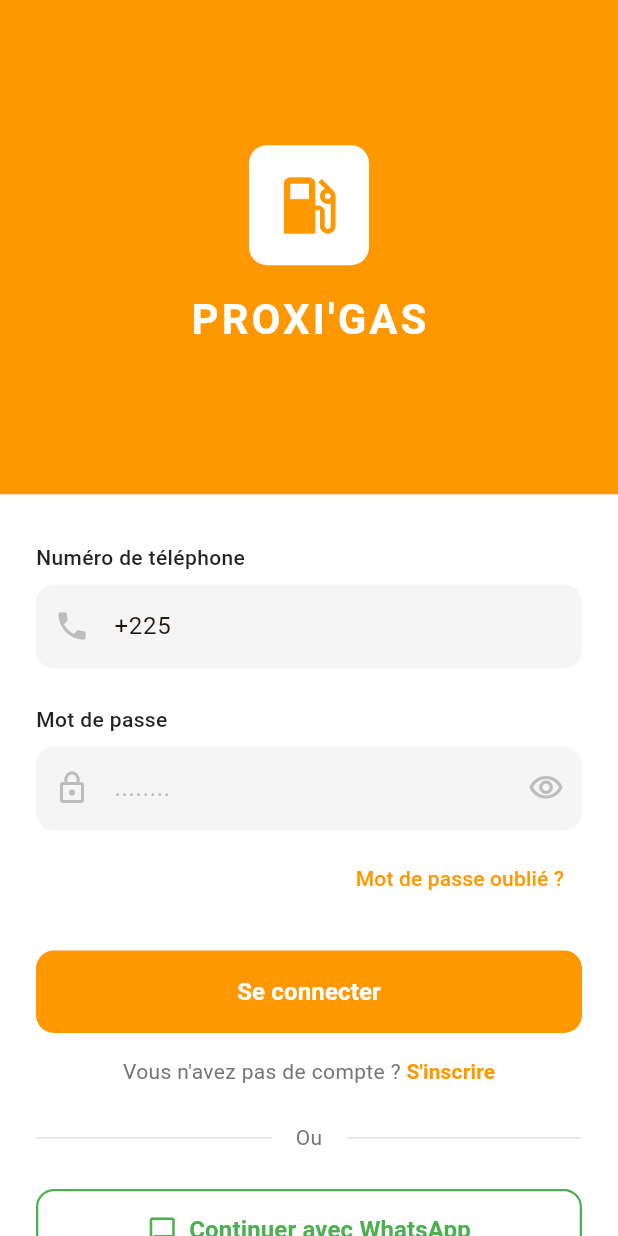
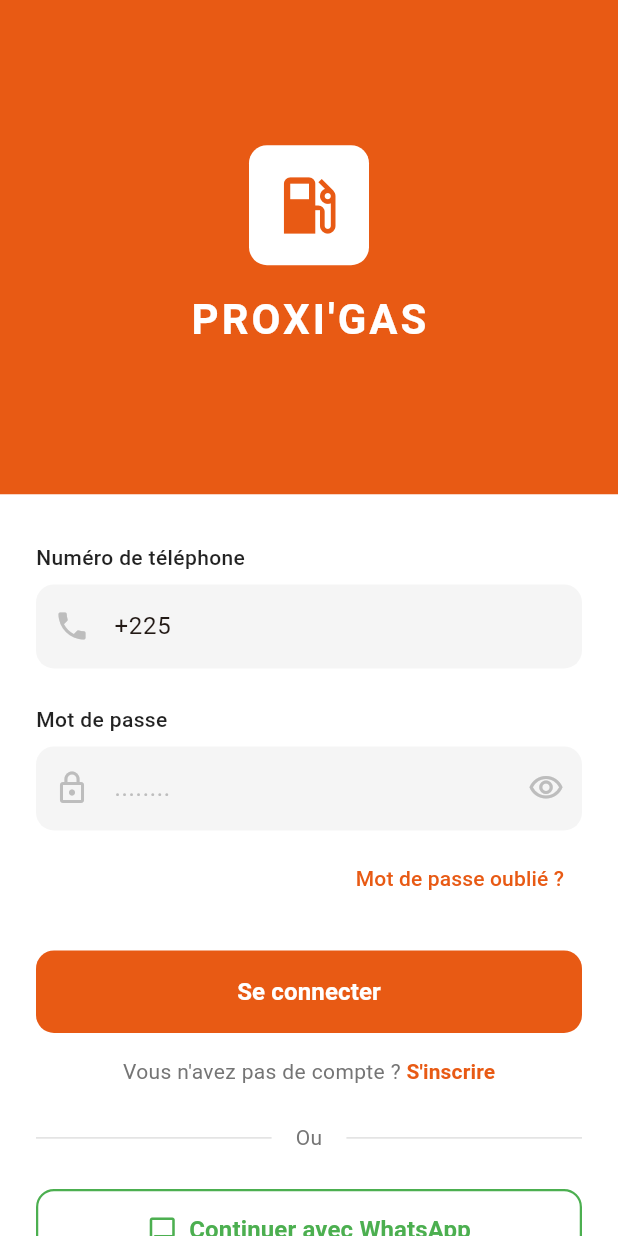
Before and after one commit to Grace27-Y/Proxigaz, a Flutter app: the screen it shows after launch, on a phone screen of 412 x 824 dp. Run offline on Flutter 3.47's test engine with Material 3 defaults, Android fonts, the phone set to English and light mode, and no system bars.

Commit message:
Initial commit

```diff
--- a/lib/auth_page.dart
+++ b/lib/auth_page.dart
@@ -213,7 +213,7 @@
               child: Container(
                 width: double.infinity,
                 decoration: BoxDecoration(
-                  color: Colors.orange,
+                  color: const Color.fromARGB(255, 232, 90, 20),
                   // Optionnel: Ajouter une image de fond si vous en avez une
                   // image: DecorationImage(
                   //   image: AssetImage('assets/images/background.jpg'),
@@ -226,7 +226,7 @@
                 ),
                 child: Container(
                   decoration: BoxDecoration(
-                    color: Colors.orange,
+                    color: const Color.fromARGB(255, 232, 90, 20),
                   ),
                   child: Center(
                     child: Column(
@@ -243,7 +243,7 @@
                           child: Icon(
                             Icons.local_gas_station,
                             size: 50,
-                            color: Colors.orange,
+                            color: const Color.fromARGB(255, 232, 90, 20),
                           ),
                         ),
                         const SizedBox(height: 16),
@@ -458,7 +458,7 @@
                               child: const Text(
                                 'Mot de passe oublié ?',
                                 style: TextStyle(
-                                  color: Colors.orange,
+                                  color: const Color.fromARGB(255, 232, 90, 20),
                                   fontSize: 14,
                                 ),
                               ),
@@ -469,7 +469,7 @@
                         ElevatedButton(
                           onPressed: _isLoading ? null : _handleSubmit,
                           style: ElevatedButton.styleFrom(
-                            backgroundColor: Colors.orange,
+                            backgroundColor: const Color.fromARGB(255, 232, 90, 20),
                             foregroundColor: Colors.white,
                             padding: const EdgeInsets.symmetric(vertical: 16),
                             shape: RoundedRectangleBorder(
@@ -518,7 +518,7 @@
                               child: Text(
                                 _isLogin ? 'S\'inscrire' : 'Se connecter',
                                 style: const TextStyle(
-                                  color: Colors.orange,
+                                  color: const Color.fromARGB(255, 232, 90, 20),
                                   fontSize: 14,
                                   fontWeight: FontWeight.bold,
                                 ),
--- a/lib/main.dart
+++ b/lib/main.dart
@@ -16,8 +16,8 @@
       title: 'ProxiGas',
       theme: ThemeData(
         colorScheme: ColorScheme.fromSeed(
-          seedColor: Colors.orange,
-          primary: Colors.orange,
+          seedColor: const Color.fromARGB(255, 232, 90, 20),
+          primary: const Color.fromARGB(255, 232, 90, 20),
         ),
         useMaterial3: true,
       ),
```
